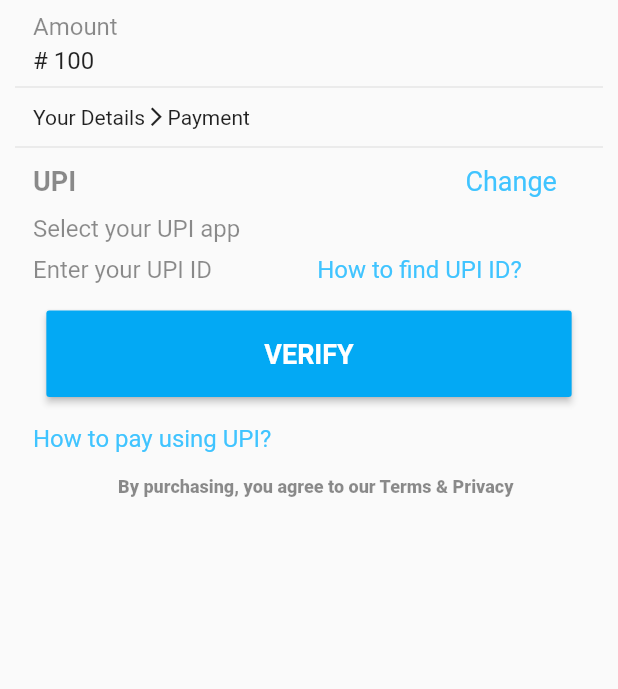
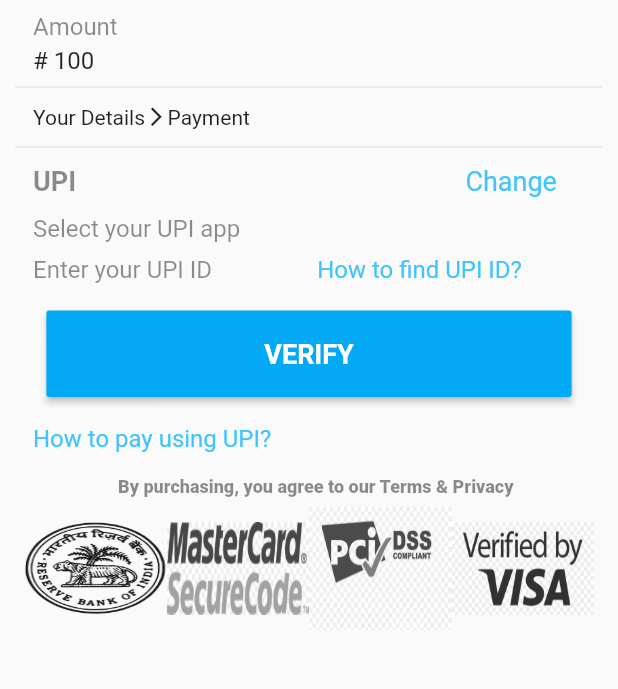
Before and after one commit to kodekittu/pay_nav, a Flutter app: the PaymntPage screen opened by its route, on a phone screen of 412 x 824 dp, the part 174-863 px from its top. Run offline on Flutter 3.47's test engine with Material 2 defaults, Android fonts, the phone set to English and light mode, and no system bars; our stand-ins replace firebase_auth; accounts and stored records are empty.

Commit message:
third commit

```diff
--- a/lib/home_page.dart
+++ b/lib/home_page.dart
@@ -1,5 +1,6 @@
 import 'package:flutter/material.dart';
 import 'package:flutter/rendering.dart';
+import 'package:http/http.dart'  as http;
 import 'package:paynav/router.dart';
 
 class HomePage extends StatelessWidget {
--- a/lib/main.dart
+++ b/lib/main.dart
@@ -1,4 +1,5 @@
 import 'package:flutter/material.dart';
+import 'package:firebase_auth/firebase_auth.dart';
 import 'package:paynav/router.dart';
 
 void main() => runApp(MyApp());
--- a/lib/paymnt_page.dart
+++ b/lib/paymnt_page.dart
@@ -121,6 +121,63 @@ class _PaymntPageState extends State<PaymntPage> {
                   )
               ),
             ),
+            Container(
+              padding: EdgeInsets.all(6),
+              child: Row(children: <Widget>[
+               Expanded(
+                child: Container(
+                  padding: EdgeInsets.all(4),
+                  decoration: BoxDecoration(
+                    image: DecorationImage(
+                      image: AssetImage('assets/rbi.png'),
+                      fit: BoxFit.fill,
+                      alignment: Alignment.center,
+                    ),
+                  ),
+                  height: data.size.width * .15,
+                  width: data.size.width * .15,
+                ),
+              ),
+               Expanded(
+                child: Container(
+                  decoration: BoxDecoration(
+                    image: DecorationImage(
+                      image: AssetImage('assets/mc.png'),
+                      fit: BoxFit.fill,
+                      alignment: Alignment.center,
+                    ),
+                  ),
+                  height: data.size.width * .15,
+                  width: data.size.width * .2,
+                ),
+              ),
+              Expanded(
+                child: Container(
+                  decoration: BoxDecoration(
+                    image: DecorationImage(
+                      image: AssetImage('assets/pci.png'),
+                      fit: BoxFit.fill,
+                      alignment: Alignment.center,
+                    ),
+                  ),
+                  height: data.size.width * .2,
+                  width: data.size.width * .2,
+                ),
+              ),
+              Expanded(
+                child: Container(
+                  decoration: BoxDecoration(
+                    image: DecorationImage(
+                      image: AssetImage('assets/visa.png'),
+                      fit: BoxFit.fill,
+                      alignment: Alignment.center,
+                    ),
+                  ),
+                  height: data.size.width * .15,
+                  width: data.size.width * .2,
+                ),
+              ),
+            ],),)
           ],),
         ),
       ),
```
Also changed, not shown: pubspec.yaml (+11 -3 lines), assets/bhim.png (added), assets/gpay.png (added), assets/mc.png (added), assets/pci.png (added), assets/pe.png (added), assets/pytm.png (added), assets/rbi.png (added), assets/visa.png (added), pubspec.lock, 3 other files.
